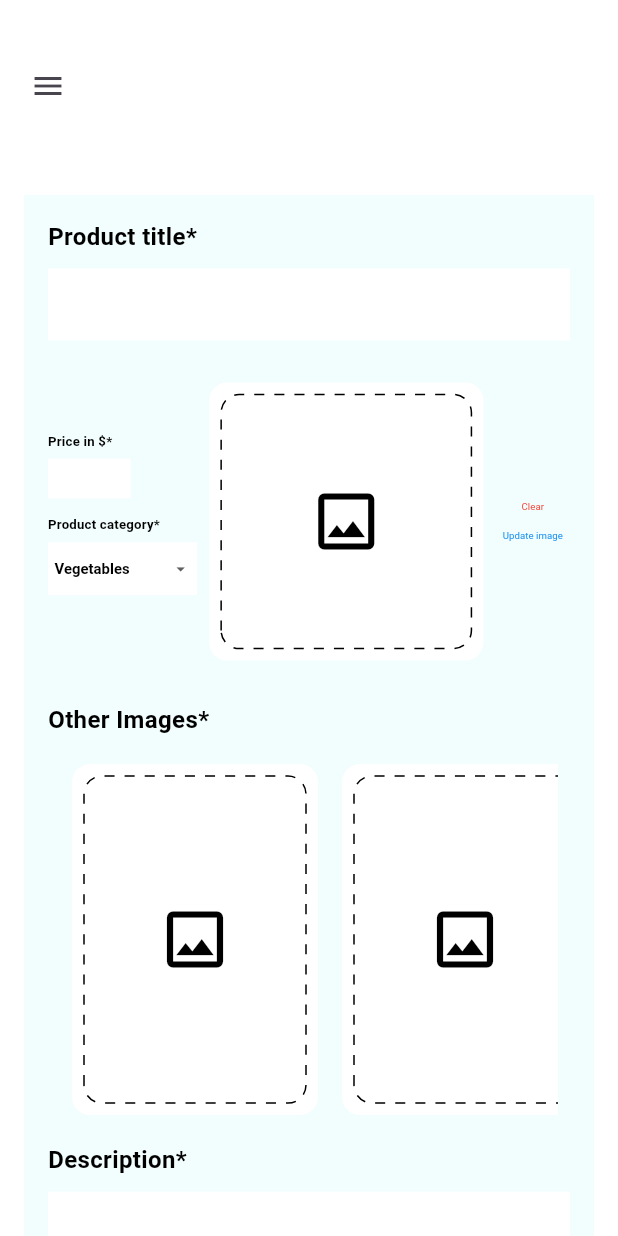
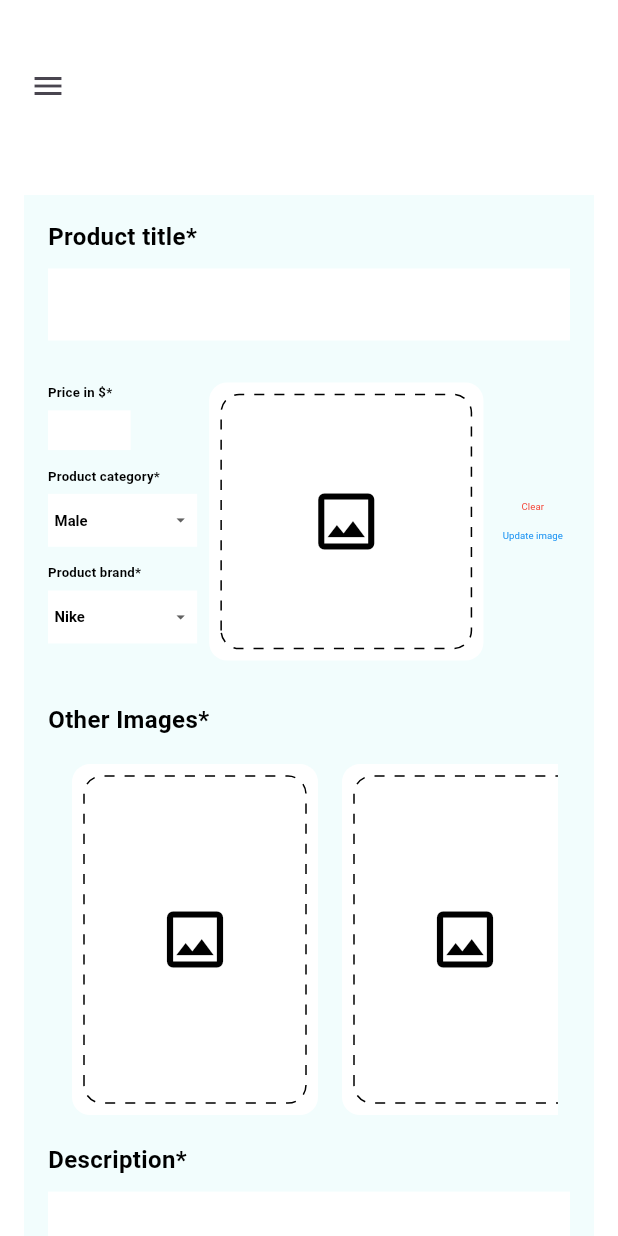
Before and after one commit to bnasare/laza-web-admin-panel, a Flutter app: the UploadProductForm screen opened by its route, on a phone screen of 412 x 824 dp. Run offline on Flutter 3.47's test engine with Material 3 defaults, Android fonts, the light colour scheme and no system bars; drawn by our look-alikes of dotted_border; our stand-ins replace cloud_firestore, firebase_core, firebase_storage, iconly, image_picker, shared_preferences; missing offline and left inert: image_picker_for_web, shared_preferences_web; accounts and stored records are empty; statements that could not run were skipped.

Commit message:
completed product uploading

```diff
--- a/lib/inner_screens/add_prod.dart
+++ b/lib/inner_screens/add_prod.dart
@@ -1,13 +1,12 @@
 import 'dart:developer';
-import 'dart:io';
 
-import 'package:dotted_border/dotted_border.dart';
+import 'package:cloud_firestore/cloud_firestore.dart';
 import 'package:flutter/foundation.dart';
 import 'package:flutter/material.dart';
 import 'package:flutter/services.dart';
 import 'package:iconly/iconly.dart';
-import 'package:image_picker/image_picker.dart';
 import 'package:provider/provider.dart';
+import 'package:uuid/uuid.dart';
 
 import '../controllers/MenuController.dart';
 import '../providers/imagepath_provider.dart';
@@ -30,15 +29,14 @@ class UploadProductForm extends StatefulWidget {
 
 class _UploadProductFormState extends State<UploadProductForm> {
   final _formKey = GlobalKey<FormState>();
-  String _catValue = 'Vegetables';
+  String _catValue = 'Male';
+  String _brandValue = 'Nike';
   late final TextEditingController _titleController,
       _priceController,
       _descriptionController;
-  int _groupValue = 1;
   bool isPiece = false;
-  File? _pickedImage;
   Uint8List webImage = Uint8List(8);
-  ImagePathProvider imagePathProvider = ImagePathProvider();
+
   @override
   void initState() {
     _priceController = TextEditingController();
@@ -55,23 +53,44 @@ class _UploadProductFormState extends State<UploadProductForm> {
     super.dispose();
   }
 
-  void _uploadForm() async {
-    final isValid = _formKey.currentState!.validate();
-  }
-
-  void _clearForm() {
-    _groupValue = 1;
-    _priceController.clear();
-    _titleController.clear();
-    _descriptionController.clear();
-    imagePathProvider.clearImages();
-  }
-
   @override
   Widget build(BuildContext context) {
     final color = Utils(context).color;
     final scaffoldColor = Theme.of(context).scaffoldBackgroundColor;
     Size size = Utils(context).getScreenSize;
+    final ImagePathProvider imagePathProvider =
+        Provider.of<ImagePathProvider>(context, listen: false);
+
+    Future<void> uploadToFirebase() async {
+      try {
+        final String uuid = const Uuid().v4();
+        final List<String> imagePathList = imagePathProvider.getImagePaths;
+        await FirebaseFirestore.instance.collection('products').doc(uuid).set({
+          'id': uuid,
+          'name': _titleController.text,
+          'price': double.parse(_priceController.text),
+          'category': _catValue,
+          'brand': _brandValue,
+          'description': _descriptionController.text,
+          'imagePaths': imagePathList,
+        });
+        log('Uploaded');
+      } catch (error) {
+        log('Error: $error');
+      }
+    }
+
+    void uploadForm() async {
+      final isValid = _formKey.currentState!.validate();
+      await uploadToFirebase();
+    }
+
+    void clearForm() {
+      _priceController.clear();
+      _titleController.clear();
+      _descriptionController.clear();
+      imagePathProvider.clearImages();
+    }
 
     var inputDecoration = InputDecoration(
       filled: true,
@@ -197,7 +216,15 @@ class _UploadProductFormState extends State<UploadProductForm> {
                                       const SizedBox(height: 10),
                                       // Drop down menu code here
                                       _categoryDropDown(),
-
+                                      const SizedBox(
+                                        height: 20,
+                                      ),TextWidget(
+                                        text: 'Product brand*',
+                                        color: color,
+                                        isTitle: true,
+                                      ),
+                                      const SizedBox(height: 10),
+                                      _brandDropDown(),
                                       const SizedBox(
                                         height: 20,
                                       ),
@@ -206,10 +233,12 @@ class _UploadProductFormState extends State<UploadProductForm> {
                                 ),
                               ),
                               // Image to be picked code is here
-                              const Expanded(
+                              Expanded(
                                 flex: 4,
                                 child: ImagePickerWidget(
                                   width: 350,
+                                  index: 0,
+                                  imagePathProvider: imagePathProvider,
                                 ),
                               ),
                               Expanded(
@@ -220,7 +249,6 @@ class _UploadProductFormState extends State<UploadProductForm> {
                                       TextButton(
                                         onPressed: () {
                                           setState(() {
-                                            _pickedImage = null;
                                             webImage = Uint8List(8);
                                           });
                                         },
@@ -260,11 +288,13 @@ class _UploadProductFormState extends State<UploadProductForm> {
                                 physics: const NeverScrollableScrollPhysics(),
                                 itemCount: 4,
                                 itemBuilder: (context, index) {
-                                  return const SizedBox(
+                                  return SizedBox(
                                     height: 180,
                                     width: 180,
                                     child: ImagePickerWidget(
                                       width: 180,
+                                      index: index + 1,
+                                      imagePathProvider: imagePathProvider,
                                     ),
                                   );
                                 },
@@ -298,14 +328,14 @@ class _UploadProductFormState extends State<UploadProductForm> {
                               mainAxisAlignment: MainAxisAlignment.spaceAround,
                               children: [
                                 ButtonsWidget(
-                                  onPressed: _clearForm,
+                                  onPressed: clearForm,
                                   text: 'Clear form',
                                   icon: IconlyBold.danger,
                                   backgroundColor: Colors.red.shade300,
                                 ),
                                 ButtonsWidget(
                                   onPressed: () {
-                                    _uploadForm();
+                                    uploadForm();
                                   },
                                   text: 'Upload',
                                   icon: IconlyBold.upload,
@@ -327,74 +357,6 @@ class _UploadProductFormState extends State<UploadProductForm> {
     );
   }
 
-  Future<void> _pickImage() async {
-    if (!kIsWeb) {
-      final ImagePicker picker = ImagePicker();
-      XFile? image = await picker.pickImage(source: ImageSource.gallery);
-      if (image != null) {
-        var selected = File(image.path);
-        setState(() {
-          _pickedImage = selected;
-        });
-      } else {
-        log('No image has been picked');
-      }
-    } else if (kIsWeb) {
-      final ImagePicker picker = ImagePicker();
-      XFile? image = await picker.pickImage(source: ImageSource.gallery);
-      if (image != null) {
-        var f = await image.readAsBytes();
-        setState(() {
-          webImage = f;
-          _pickedImage = File('a');
-        });
-      } else {
-        log('No image has been picked');
-      }
-    } else {
-      log('Something went wrong');
-    }
-  }
-
-  Widget dottedBorder({
-    required Color color,
-  }) {
-    return Padding(
-      padding: const EdgeInsets.all(8.0),
-      child: DottedBorder(
-        dashPattern: const [6.7],
-        borderType: BorderType.RRect,
-        color: color,
-        radius: const Radius.circular(12),
-        child: Center(
-          child: Column(
-            mainAxisAlignment: MainAxisAlignment.center,
-            crossAxisAlignment: CrossAxisAlignment.center,
-            children: [
-              Icon(
-                Icons.image_outlined,
-                color: color,
-                size: 50,
-              ),
-              const SizedBox(
-                height: 20,
-              ),
-              TextButton(
-                onPressed: (() {
-                  _pickImage();
-                }),
-                child: TextWidget(
-                  text: 'Choose an image',
-                  color: Colors.blue,
-                ),
-              )
-            ],
-          ),
-        ),
-      ),
-    );
-  }
-
   Widget _categoryDropDown() {
     final color = Utils(context).color;
     return Container(
@@ -409,50 +371,97 @@ class _UploadProductFormState extends State<UploadProductForm> {
               fontSize: 18,
             ),
             value: _catValue,
-            onChanged: (value) {
+            onChanged: (catValue) {
               setState(() {
-                _catValue = value!;
+                _catValue = catValue!;
               });
               log(_catValue);
             },
             hint: const Text('Select a category'),
             items: const [
               DropdownMenuItem(
-                value: 'Vegetables',
+                value: 'Male',
                 child: Text(
-                  'Vegetables',
+                  'Male',
                 ),
               ),
               DropdownMenuItem(
-                value: 'Fruits',
+                value: 'Female',
                 child: Text(
-                  'Fruits',
+                  'Female',
                 ),
               ),
               DropdownMenuItem(
-                value: 'Grains',
+                value: 'Unisex',
                 child: Text(
-                  'Grains',
+                  'Unisex',
+                ),
+              ),
+            ],
+          ),
+        ),
+      ),
+    );
+  }
+
+  Widget _brandDropDown() {
+    final color = Utils(context).color;
+    return Container(
+      color: Theme.of(context).scaffoldBackgroundColor,
+      child: Padding(
+        padding: const EdgeInsets.all(8.0),
+        child: DropdownButtonHideUnderline(
+          child: DropdownButton<String>(
+            style: TextStyle(
+              color: color,
+              fontWeight: FontWeight.w600,
+              fontSize: 18,
+            ),
+            value: _brandValue,
+            onChanged: (value) {
+              setState(() {
+                _brandValue = value!;
+              });
+              log(_brandValue);
+            },
+            hint: const Text('Select a category'),
+            items: const [
+              DropdownMenuItem(
+                value: 'Nike',
+                child: Text(
+                  'Nike',
                 ),
               ),
               DropdownMenuItem(
-                value: 'Nuts',
+                value: 'Adidas',
                 child: Text(
-                  'Nuts',
+                  'Adidas',
                 ),
               ),
               DropdownMenuItem(
-                value: 'Herbs',
+                value: 'Fila',
                 child: Text(
-                  'Herbs',
+                  'Fila',
                 ),
               ),
               DropdownMenuItem(
-                value: 'Spices',
+                value: 'Jordan',
                 child: Text(
-                  'Spices',
+                  'Jordan',
                 ),
-              )
+              ),
+              DropdownMenuItem(
+                value: 'Puma',
+                child: Text(
+                  'Puma',
+                ),
+              ),
+              DropdownMenuItem(
+                value: 'Under Armour',
+                child: Text(
+                  'UnderArmour',
+                ),
+              ),
             ],
           ),
         ),
--- a/lib/widgets/image_picker.dart
+++ b/lib/widgets/image_picker.dart
@@ -1,6 +1,7 @@
 import 'dart:developer';
 import 'dart:io';
 import 'package:dotted_border/dotted_border.dart';
+import 'package:firebase_storage/firebase_storage.dart';
 import 'package:flutter/foundation.dart';
 import 'package:flutter/material.dart';
 import 'package:image_picker/image_picker.dart';
@@ -11,9 +12,13 @@ class ImagePickerWidget extends StatefulWidget {
   const ImagePickerWidget({
     super.key,
     required this.width,
+    required this.index,
+    required this.imagePathProvider,
   });
 
   final double width;
+  final int index;
+  final ImagePathProvider imagePathProvider;
 
   @override
   State<ImagePickerWidget> createState() => _ImagePickerWidgetState();
@@ -24,20 +29,24 @@ class _ImagePickerWidgetState extends State<ImagePickerWidget> {
   File? productImage;
   Uint8List webImage = Uint8List(8);
   String imagePath = '';
-  ImagePathProvider imagePathProvider = ImagePathProvider();
 
   Future<void> pickImage() async {
     if (!kIsWeb) {
       final ImagePicker imagePicker = ImagePicker();
       XFile? image = await imagePicker.pickImage(source: ImageSource.gallery);
       if (image != null) {
+        File? imageFile = File(image.path);
+        String fileName = DateTime.now().millisecondsSinceEpoch.toString();
+        final Reference storageReference =
+            FirebaseStorage.instance.ref().child('products/$fileName');
+        final UploadTask uploadTask = storageReference.putFile(imageFile);
+        final String url = await (await uploadTask).ref.getDownloadURL();
         setState(() {
           selectedImage = File(image.path);
           productImage = selectedImage;
-          imagePath = image.path;
-          imagePathProvider.setImagePath = imagePath;
-          imagePathProvider.setImagePathList = imagePath;
+          imagePath = url;
         });
+        widget.imagePathProvider.setImagePathList(imagePath, widget.index);
       } else {
         log('No image has been picked');
       }
@@ -46,13 +55,17 @@ class _ImagePickerWidgetState extends State<ImagePickerWidget> {
       XFile? image = await imagePicker.pickImage(source: ImageSource.gallery);
       if (image != null) {
         Uint8List f = await image.readAsBytes();
+        var now = DateTime.now().millisecondsSinceEpoch;
+        Reference reference =
+            FirebaseStorage.instance.ref().child("products/$now");
+        final UploadTask uploadTask = reference.putData(f);
+        final String url = await (await uploadTask).ref.getDownloadURL();
         setState(() {
           selectedImage = f;
           webImage = selectedImage;
-          imagePath = image.path;
-          imagePathProvider.setImagePath = imagePath;
-          imagePathProvider.setImagePathList = imagePath;
+          imagePath = url;
         });
+        widget.imagePathProvider.setImagePathList(imagePath, widget.index);
       } else {
         log('No image has been picked');
       }
@@ -85,11 +98,11 @@ class _ImagePickerWidgetState extends State<ImagePickerWidget> {
                     child: kIsWeb
                         ? Image.memory(
                             webImage,
-                            fit: BoxFit.contain,
+                            fit: BoxFit.cover,
                           )
                         : Image.file(
                             productImage!,
-                            fit: BoxFit.contain,
+                            fit: BoxFit.cover,
                           ),
                   )
                 : DottedBorder(
--- a/pubspec.yaml
+++ b/pubspec.yaml
@@ -44,7 +44,7 @@ dependencies:
   cloud_firestore: ^4.9.2
   firebase_storage: ^11.2.7
   flutter_iconly: ^1.0.2
-  uuid: ^4.0.0
+  uuid: ^4.2.1
   fluttertoast: ^8.2.2
 
 dev_dependencies:
```
Also changed, not shown: lib/providers/imagepath_provider.dart (+11 -3 lines).
